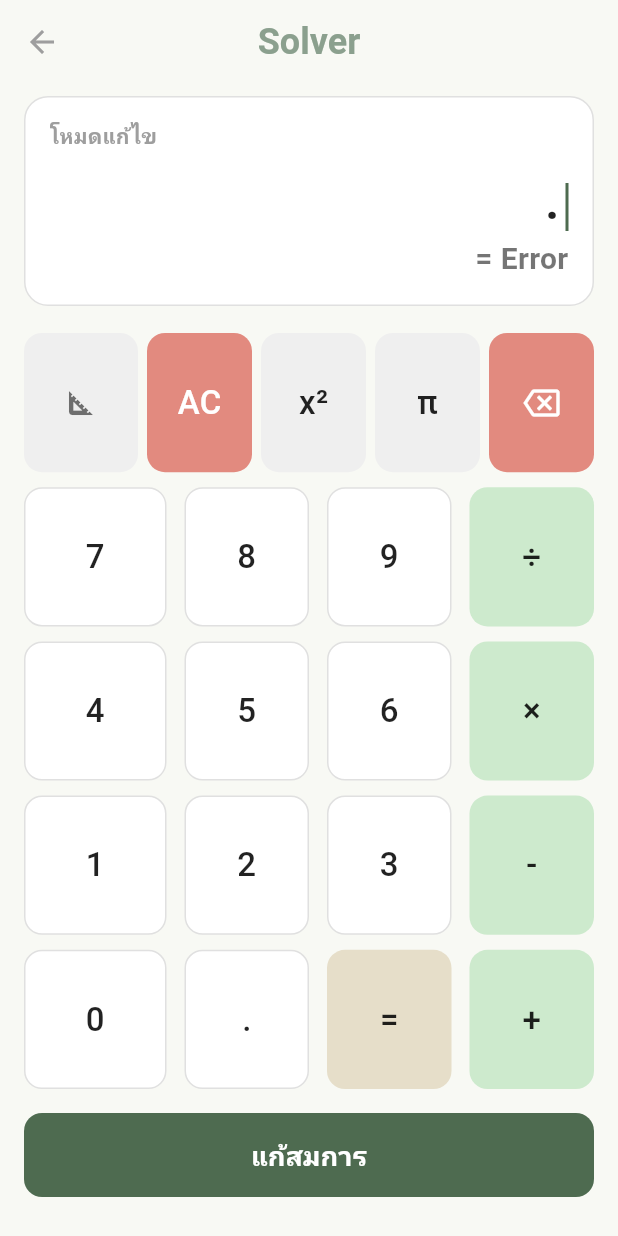
After one commit to Pitchaya-Waree/flutter_ai_project, a Flutter app: the EditorScreen screen opened directly, item 2 of the bottom bar chosen, after a tap on "แก้สมการ", on a phone screen of 412 x 824 dp. The commit adds this screen. Run offline on Flutter 3.47's test engine with Material 3 defaults, Android fonts, the phone set to English and light mode, and no system bars; our stand-ins replace camera, image_picker, math_expressions.

Commit message:
Add EditorScreen for equation editing and calculation; update navigation in ScanScreen

```diff
--- /dev/null
+++ b/lib/editor_screen.dart
@@ -0,0 +1,323 @@
+import 'package:flutter/material.dart';
+import 'package:math_expressions/math_expressions.dart'; // สำหรับการคำนวณ
+
+class EditorScreen extends StatefulWidget {
+  const EditorScreen({Key? key}) : super(key: key);
+
+  @override
+  _EditorScreenState createState() => _EditorScreenState();
+}
+
+class _EditorScreenState extends State<EditorScreen> {
+  String _equation = "0";
+  String _result = "";
+  bool _isScientific = false; // ตัวแปรสลับโหมดวิทย์/ปกติ
+
+  // ชุดสีตามดีไซน์เดิม (Light Theme)
+  final Color bgColor = const Color(0xFFF8F9F4);
+  final Color greenKeyColor = const Color(0xFFCDEACD);
+  final Color redKeyColor = const Color(0xFFE28A7F);
+  final Color beigeKeyColor = const Color(0xFFE6DEC9);
+  final Color darkGreenBtnColor = const Color(0xFF4E6B50);
+  final Color lightGreyKeyColor = const Color(0xFFEFEFEF);
+
+  // ฟังก์ชันคำนวณผลลัพธ์
+  void _calculate() {
+    if (_equation.isEmpty || _equation == "0") return;
+    try {
+      String finalEquation = _equation;
+      // แปลงสัญลักษณ์ให้เป็นรูปแบบที่ math_expressions เข้าใจ
+      finalEquation = finalEquation.replaceAll('×', '*');
+      finalEquation = finalEquation.replaceAll('÷', '/');
+      finalEquation = finalEquation.replaceAll('π', '3.14159265359');
+      finalEquation = finalEquation.replaceAll('√', 'sqrt');
+
+      Parser p = Parser();
+      Expression exp = p.parse(finalEquation);
+      ContextModel cm = ContextModel();
+      double eval = exp.evaluate(EvaluationType.REAL, cm);
+
+      setState(() {
+        _result = eval.toString();
+        if (_result.endsWith(".0")) {
+          _result = _result.substring(0, _result.length - 2);
+        }
+      });
+    } catch (e) {
+      setState(() {
+        _result = "Error"; // ถ้าสมการไม่สมบูรณ์ให้ขึ้น Error
+      });
+    }
+  }
+
+  // ฟังก์ชันเมื่อกดปุ่มต่างๆ
+  void _onKeyPress(String value) {
+    setState(() {
+      if (value == "AC") {
+        _equation = "0";
+        _result = "";
+      } else if (value == "⌫") {
+        if (_equation.length > 1) {
+          _equation = _equation.substring(0, _equation.length - 1);
+        } else {
+          _equation = "0";
+          _result = "";
+        }
+      } else if (value == "=") {
+        _calculate();
+      } else {
+        // จัดการการพิมพ์สัญลักษณ์พิเศษ
+        String addValue = value;
+        if (value == "x²") addValue = "^2";
+        else if (value == "sin" || value == "cos" || value == "tan" || value == "ln" || value == "log") addValue = "$value(";
+        else if (value == "√") addValue = "√(";
+
+        if (_equation == "0") {
+          _equation = addValue;
+        } else {
+          _equation += addValue;
+        }
+      }
+    });
+  }
+
+  @override
+  Widget build(BuildContext context) {
+    return Scaffold(
+      backgroundColor: bgColor,
+      appBar: AppBar(
+        backgroundColor: bgColor,
+        elevation: 0,
+        leading: IconButton(
+          icon: const Icon(Icons.arrow_back, color: Colors.grey),
+          onPressed: () => Navigator.pop(context),
+        ),
+        title: const Text(
+          "Solver",
+          style: TextStyle(
+            color: Color(0xFF8BA08E),
+            fontWeight: FontWeight.bold,
+            fontSize: 24,
+          ),
+        ),
+        centerTitle: true,
+      ),
+      body: Column(
+        children: [
+          // 1. กรอบแสดงผลสมการ (Display Area)
+          Container(
+            margin: const EdgeInsets.symmetric(horizontal: 16, vertical: 8),
+            padding: const EdgeInsets.all(16),
+            height: 140,
+            decoration: BoxDecoration(
+              color: Colors.white,
+              borderRadius: BorderRadius.circular(16),
+              border: Border.all(color: Colors.grey.shade300),
+            ),
+            child: Column(
+              crossAxisAlignment: CrossAxisAlignment.start,
+              children: [
+                const Text("โหมดแก้ไข", style: TextStyle(color: Colors.grey, fontWeight: FontWeight.bold)),
+                const Spacer(),
+                Align(
+                  alignment: Alignment.centerRight,
+                  child: SingleChildScrollView(
+                    scrollDirection: Axis.horizontal,
+                    reverse: true, // ให้เลื่อนไปด้านขวาสุดเสมอเวลาพิมพ์ยาวๆ
+                    child: Row(
+                      mainAxisSize: MainAxisSize.min,
+                      crossAxisAlignment: CrossAxisAlignment.end,
+                      children: [
+                        Text(
+                          _equation,
+                          style: const TextStyle(fontSize: 32, fontWeight: FontWeight.bold, color: Colors.black87),
+                        ),
+                        Container(margin: const EdgeInsets.only(left: 4, bottom: 4), width: 2, height: 32, color: darkGreenBtnColor),
+                      ],
+                    ),
+                  ),
+                ),
+                if (_result.isNotEmpty)
+                  Align(
+                    alignment: Alignment.centerRight,
+                    child: Text(
+                      "= $_result",
+                      style: const TextStyle(fontSize: 20, color: Colors.black54, fontWeight: FontWeight.bold),
+                    ),
+                  ),
+              ],
+            ),
+          ),
+
+          const SizedBox(height: 10),
+
+          // 2. แป้นพิมพ์ (Keypad Area)
+          Expanded(
+            child: Padding(
+              padding: const EdgeInsets.symmetric(horizontal: 16),
+              child: _isScientific ? _buildScientificKeypad() : _buildStandardKeypad(),
+            ),
+          ),
+
+          // 3. ปุ่ม "แก้สมการ" (Solve Button)
+          Padding(
+            padding: const EdgeInsets.all(16.0),
+            child: SizedBox(
+              width: double.infinity,
+              height: 56,
+              child: ElevatedButton(
+                style: ElevatedButton.styleFrom(
+                  backgroundColor: darkGreenBtnColor,
+                  shape: RoundedRectangleBorder(borderRadius: BorderRadius.circular(12)),
+                  elevation: 0,
+                ),
+                onPressed: () {
+                  // สั่งคำนวณทันทีเมื่อกดปุ่ม "แก้สมการ"
+                  _calculate();
+                  print("Solving equation: $_equation");
+                },
+                child: const Text(
+                  "แก้สมการ",
+                  style: TextStyle(color: Colors.white, fontSize: 18, fontWeight: FontWeight.bold),
+                ),
+              ),
+            ),
+          ),
+
+          const SizedBox(height: 10),
+        ],
+      ),
+    );
+  }
+
+  // --- Layout แป้นพิมพ์ปกติ ---
+  Widget _buildStandardKeypad() {
+    return Column(
+      children: [
+        // แถวที่ 1: สามเหลี่ยมอยู่ซ้ายสุด คู่กับ AC
+        _buildRow([
+          _KeyModel(icon: Icons.square_foot, bgColor: lightGreyKeyColor, iconColor: Colors.black54, isToggle: true),
+          _KeyModel(text: "AC", bgColor: redKeyColor, textColor: Colors.white),
+          _KeyModel(text: "x²", bgColor: lightGreyKeyColor),
+          _KeyModel(text: "π", bgColor: lightGreyKeyColor),
+          _KeyModel(icon: Icons.backspace_outlined, bgColor: redKeyColor, iconColor: Colors.white, isBackspace: true),
+        ], isFiveColumn: true),
+        const SizedBox(height: 10),
+        _buildRow([_KeyModel(text: "7"), _KeyModel(text: "8"), _KeyModel(text: "9"), _KeyModel(text: "÷", bgColor: greenKeyColor)]),
+        const SizedBox(height: 10),
+        _buildRow([_KeyModel(text: "4"), _KeyModel(text: "5"), _KeyModel(text: "6"), _KeyModel(text: "×", bgColor: greenKeyColor)]),
+        const SizedBox(height: 10),
+        _buildRow([_KeyModel(text: "1"), _KeyModel(text: "2"), _KeyModel(text: "3"), _KeyModel(text: "-", bgColor: greenKeyColor)]),
+        const SizedBox(height: 10),
+        _buildRow([_KeyModel(text: "0"), _KeyModel(text: "."), _KeyModel(text: "=", bgColor: beigeKeyColor), _KeyModel(text: "+", bgColor: greenKeyColor)]),
+      ],
+    );
+  }
+
+  // --- Layout แป้นพิมพ์วิทยาศาสตร์ ---
+  Widget _buildScientificKeypad() {
+    return Column(
+      children: [
+        // แถวที่ 1
+        _buildRow([
+          _KeyModel(icon: Icons.square_foot, bgColor: greenKeyColor, iconColor: darkGreenBtnColor, isToggle: true), // ไฮไลท์เมื่อเปิดวิทย์
+          _KeyModel(text: "AC", bgColor: redKeyColor, textColor: Colors.white),
+          _KeyModel(text: "sin", bgColor: lightGreyKeyColor),
+          _KeyModel(text: "cos", bgColor: lightGreyKeyColor),
+          _KeyModel(icon: Icons.backspace_outlined, bgColor: redKeyColor, iconColor: Colors.white, isBackspace: true),
+        ], isFiveColumn: true),
+        const SizedBox(height: 8),
+        // แถวที่ 2 (ฟังก์ชันวิทย์เพิ่มเติม)
+        _buildRow([
+          _KeyModel(text: "tan", bgColor: lightGreyKeyColor),
+          _KeyModel(text: "(", bgColor: lightGreyKeyColor),
+          _KeyModel(text: ")", bgColor: lightGreyKeyColor),
+          _KeyModel(text: "√", bgColor: lightGreyKeyColor),
+          _KeyModel(text: "^", bgColor: lightGreyKeyColor),
+        ], isFiveColumn: true),
+        const SizedBox(height: 8),
+        _buildRow([_KeyModel(text: "7"), _KeyModel(text: "8"), _KeyModel(text: "9"), _KeyModel(text: "÷", bgColor: greenKeyColor)]),
+        const SizedBox(height: 8),
+        _buildRow([_KeyModel(text: "4"), _KeyModel(text: "5"), _KeyModel(text: "6"), _KeyModel(text: "×", bgColor: greenKeyColor)]),
+        const SizedBox(height: 8),
+        _buildRow([_KeyModel(text: "1"), _KeyModel(text: "2"), _KeyModel(text: "3"), _KeyModel(text: "-", bgColor: greenKeyColor)]),
+        const SizedBox(height: 8),
+        _buildRow([_KeyModel(text: "0"), _KeyModel(text: "."), _KeyModel(text: "=", bgColor: beigeKeyColor), _KeyModel(text: "+", bgColor: greenKeyColor)]),
+      ],
+    );
+  }
+
+  // Helper สร้างแถว
+  Widget _buildRow(List<_KeyModel> keys, {bool isFiveColumn = false}) {
+    return Expanded(
+      child: Row(
+        children: keys.asMap().entries.map((entry) {
+          int idx = entry.key;
+          _KeyModel key = entry.value;
+          return Expanded(
+            child: Padding(
+              padding: EdgeInsets.only(left: idx == 0 ? 0 : (isFiveColumn ? 6 : 12)),
+              child: _buildButton(key),
+            ),
+          );
+        }).toList(),
+      ),
+    );
+  }
+
+  // Helper สร้างปุ่มแต่ละปุ่ม
+  Widget _buildButton(_KeyModel key) {
+    return InkWell(
+      onTap: () {
+        if (key.isToggle) {
+          setState(() => _isScientific = !_isScientific);
+        } else if (key.isBackspace) {
+          _onKeyPress("⌫");
+        } else if (key.text != null) {
+          _onKeyPress(key.text!);
+        }
+      },
+      borderRadius: BorderRadius.circular(12),
+      child: Container(
+        decoration: BoxDecoration(
+          color: key.bgColor ?? Colors.white,
+          borderRadius: BorderRadius.circular(12),
+          border: Border.all(color: key.bgColor == null ? Colors.grey.shade300 : Colors.transparent),
+        ),
+        child: Center(
+          child: key.icon != null
+              ? Icon(key.icon, color: key.iconColor ?? Colors.black54, size: 24)
+              : Text(
+                  key.text!,
+                  style: TextStyle(
+                    fontSize: key.text!.length > 2 ? 18 : 22, // ปรับขนาดตัวอักษรให้เล็กลงถ้าเป็นคำว่า sin, cos, tan
+                    color: key.textColor ?? Colors.black87,
+                    fontWeight: FontWeight.w500,
+                  ),
+                ),
+        ),
+      ),
+    );
+  }
+}
+
+// Model เก็บข้อมูลแต่ละปุ่มเพื่อให้จัดการง่ายขึ้น
+class _KeyModel {
+  final String? text;
+  final IconData? icon;
+  final Color? bgColor;
+  final Color? textColor;
+  final Color? iconColor;
+  final bool isToggle;
+  final bool isBackspace;
+
+  _KeyModel({
+    this.text,
+    this.icon,
+    this.bgColor,
+    this.textColor,
+    this.iconColor,
+    this.isToggle = false,
+    this.isBackspace = false,
+  });
+}
--- a/lib/main.dart
+++ b/lib/main.dart
@@ -7,7 +7,8 @@ import 'package:camera/camera.dart';
 import 'package:flutter/material.dart';
 import 'package:http/http.dart' as http;
 import 'package:path/path.dart' as path;
-import 'package:image_picker/image_picker.dart'; // 🔴 เพิ่ม Import
+import 'package:image_picker/image_picker.dart';
+import 'editor_screen.dart';
 
 // ----- API SERVICE -----
 class ApiService {
@@ -426,7 +427,14 @@ class _ScanScreenState extends State<ScanScreen> {
                             Icons.calculate_outlined,
                             color: Colors.grey[600],
                           ),
-                          onPressed: () {},
+                          onPressed: () {
+                            Navigator.push(
+                              context,
+                              MaterialPageRoute(
+                                builder: (context) => const EditorScreen(),
+                              ),
+                            );
+                          },
                         ),
                       ),
                     ],
@@ -443,7 +451,15 @@ class _ScanScreenState extends State<ScanScreen> {
       ),
       bottomNavigationBar: MathSolverBottomNavBar(
         selectedIndex: 0,
-        onItemTapped: (index) {},
+        onItemTapped: (index) {
+          if (index == 1) {
+            // ถ้ากดปุ่มที่ 2 (Editor)
+            Navigator.push(
+              context,
+              MaterialPageRoute(builder: (context) => const EditorScreen()),
+            );
+          }
+        },
       ),
     );
   }
--- a/pubspec.yaml
+++ b/pubspec.yaml
@@ -36,6 +36,7 @@ dependencies:
   http: ^1.2.1
   permission_handler: ^11.3.1
   image_picker: ^1.0.7
+  math_expressions: ^2.5.0
 
   # The following adds the Cupertino Icons font to your application.
   # Use with the CupertinoIcons class for iOS style icons.
```
Also changed, not shown: pubspec.lock.
